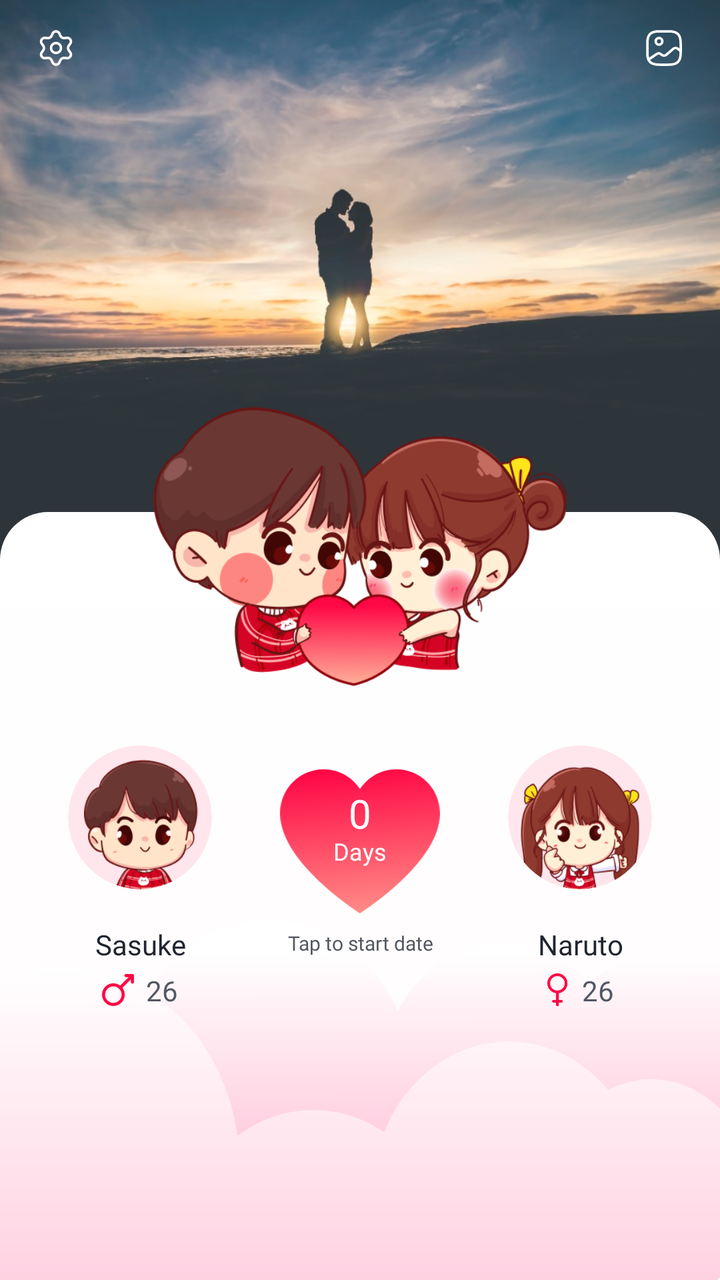
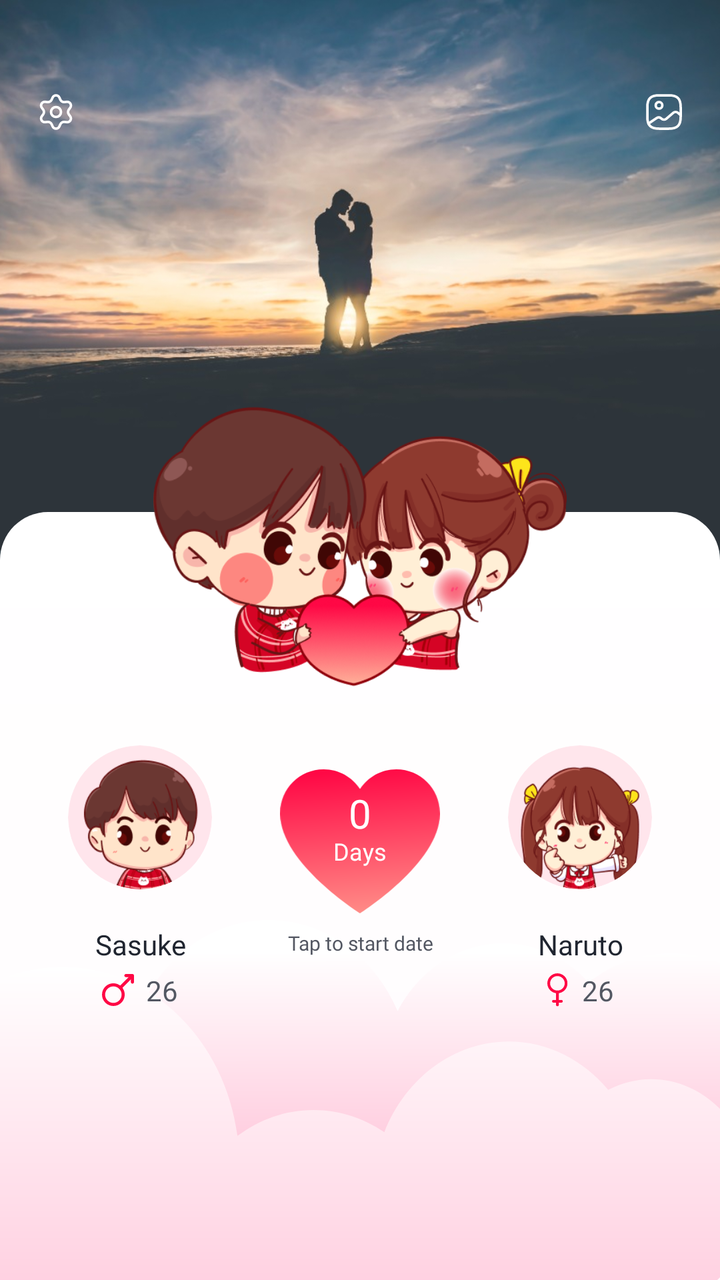

The first picture is an Android layout as it rendered before a commit; the second is the same layout after the commit. The layout source and the unified diff follow.
<!-- AndroidManifest.xml: application theme Theme.Lovetest -->
<!-- res/layout/fragment_home.xml -->
<?xml version="1.0" encoding="utf-8"?>
<androidx.constraintlayout.widget.ConstraintLayout xmlns:android="http://schemas.android.com/apk/res/android"
    xmlns:app="http://schemas.android.com/apk/res-auto"
    xmlns:tools="http://schemas.android.com/tools"
    android:id="@+id/homeRoot"
    android:layout_width="match_parent"
    android:layout_height="match_parent"
    android:background="#303E47"
    tools:context=".component.main.homefragment.HomeFragment">

    <androidx.constraintlayout.widget.Guideline
        android:id="@+id/headerBottom"
        android:layout_width="wrap_content"
        android:layout_height="wrap_content"
        android:orientation="horizontal"
        app:layout_constraintGuide_percent="0.43" />

    <androidx.constraintlayout.widget.Guideline
        android:id="@+id/cardTop"
        android:layout_width="wrap_content"
        android:layout_height="wrap_content"
        android:orientation="horizontal"
        app:layout_constraintGuide_percent="0.40" />

    <androidx.constraintlayout.widget.Guideline
        android:id="@+id/coupleTop"
        android:layout_width="wrap_content"
        android:layout_height="wrap_content"
        android:orientation="horizontal"
        app:layout_constraintGuide_percent="0.29" />

    <androidx.constraintlayout.widget.Guideline
        android:id="@+id/profilesTop"
        android:layout_width="wrap_content"
        android:layout_height="wrap_content"
        android:orientation="horizontal"
        app:layout_constraintGuide_percent="0.57" />

    <ImageView
        android:id="@+id/imgBackground"
        android:layout_width="0dp"
        android:layout_height="0dp"
        android:importantForAccessibility="no"
        android:scaleType="centerCrop"
        android:src="@drawable/default1"
        app:layout_constraintTop_toTopOf="parent"
        app:layout_constraintBottom_toTopOf="@id/headerBottom"
        app:layout_constraintStart_toStartOf="parent"
        app:layout_constraintEnd_toEndOf="parent" />

    <LinearLayout
        android:id="@+id/headerActions"
        android:layout_width="0dp"
        android:layout_height="48dp"
        android:layout_marginHorizontal="4dp"
        android:gravity="center_vertical"
        android:orientation="horizontal"
        app:layout_constraintTop_toTopOf="parent"
        app:layout_constraintStart_toStartOf="parent"
        app:layout_constraintEnd_toEndOf="parent">

        <androidx.appcompat.widget.AppCompatImageButton
            android:id="@+id/btnSettings"
            android:layout_width="48dp"
            android:layout_height="48dp"
            android:background="?attr/selectableItemBackgroundBorderless"
            android:contentDescription="@string/home_settings"
            android:padding="14dp"
            android:src="@drawable/setting"
            app:tint="@color/white" />

        <Space
            android:layout_width="0dp"
            android:layout_height="1dp"
            android:layout_weight="1" />

        <androidx.appcompat.widget.AppCompatImageButton
            android:id="@+id/btnChangeBackground"
            android:layout_width="48dp"
            android:layout_height="48dp"
            android:background="?attr/selectableItemBackgroundBorderless"
            android:contentDescription="@string/home_change_background"
            android:padding="14dp"
            android:src="@drawable/photo"
            app:tint="@color/white" />
    </LinearLayout>

    <View
        android:id="@+id/homeCard"
        android:layout_width="0dp"
        android:layout_height="0dp"
        android:background="@drawable/background_home_card"
        app:layout_constraintTop_toTopOf="@id/cardTop"
        app:layout_constraintBottom_toBottomOf="parent"
        app:layout_constraintStart_toStartOf="parent"
        app:layout_constraintEnd_toEndOf="parent" />

    <ImageView
        android:id="@+id/imgBottomWaves"
        android:layout_width="0dp"
        android:layout_height="180dp"
        android:importantForAccessibility="no"
        android:scaleType="fitXY"
        android:src="@drawable/background_home_waves"
        app:layout_constraintBottom_toBottomOf="parent"
        app:layout_constraintStart_toStartOf="parent"
        app:layout_constraintEnd_toEndOf="parent" />

    <ImageView
        android:id="@+id/imgCouple"
        android:layout_width="0dp"
        android:layout_height="0dp"
        android:layout_marginHorizontal="40dp"
        android:layout_marginBottom="20dp"
        android:importantForAccessibility="no"
        android:scaleType="fitCenter"
        android:src="@drawable/home1"
        app:layout_constraintTop_toTopOf="@id/coupleTop"
        app:layout_constraintBottom_toTopOf="@id/profilesTop"
        app:layout_constraintStart_toStartOf="parent"
        app:layout_constraintEnd_toEndOf="parent" />

    <LinearLayout
        android:id="@+id/coupleProfiles"
        android:layout_width="0dp"
        android:layout_height="wrap_content"
        android:layout_marginHorizontal="12dp"
        android:gravity="top"
        android:orientation="horizontal"
        app:layout_constraintTop_toTopOf="@id/profilesTop"
        app:layout_constraintStart_toStartOf="parent"
        app:layout_constraintEnd_toEndOf="parent">

        <LinearLayout
            android:id="@+id/profileBoy"
            android:layout_width="0dp"
            android:layout_height="wrap_content"
            android:layout_weight="1"
            android:gravity="center_horizontal"
            android:orientation="vertical">

            <com.google.android.material.imageview.ShapeableImageView
                android:id="@+id/imgBoy"
                android:clipToOutline="true"
                android:layout_width="88dp"
                android:layout_height="88dp"
                android:contentDescription="@string/home_your_avatar"
                android:padding="8dp"
                android:scaleType="centerCrop"
                app:shapeAppearanceOverlay="@style/ShapeAppearanceOverlay.Lovetest.CircleAvatar"
                android:src="@drawable/boy1" />

            <TextView
                android:id="@+id/tvBoyName"
                android:layout_width="match_parent"
                android:layout_height="wrap_content"
                android:layout_marginTop="10dp"
                android:ellipsize="end"
                android:fontFamily="@font/plusjakartasans_regular"
                android:gravity="center"
                android:maxLines="1"
                android:text="@string/home_boy_name"
                android:textColor="@color/splash_title"
                android:textSize="14sp" />

            <LinearLayout
                android:layout_width="wrap_content"
                android:layout_height="wrap_content"
                android:layout_marginTop="4dp"
                android:gravity="center_vertical"
                android:orientation="horizontal">

                <ImageView
                    android:id="@+id/imgBoyGender"
                    android:layout_width="16dp"
                    android:layout_height="16dp"
                    android:contentDescription="@string/home_male"
                    android:src="@drawable/boy" />

                <TextView
                    android:id="@+id/tvBoyAge"
                    android:layout_width="wrap_content"
                    android:layout_height="wrap_content"
                    android:layout_marginStart="6dp"
                    android:fontFamily="@font/plusjakartasans_regular"
                    android:text="@string/home_default_age"
                    android:textColor="@color/splash_notice"
                    android:textSize="14sp" />
            </LinearLayout>
        </LinearLayout>

        <LinearLayout
            android:layout_width="104dp"
            android:layout_height="wrap_content"
            android:layout_marginTop="20dp"
            android:gravity="center_horizontal"
            android:orientation="vertical">

            <FrameLayout
                android:id="@+id/btnStartDate"
                android:layout_width="80dp"
                android:layout_height="72dp"
                android:background="?attr/selectableItemBackgroundBorderless"
                android:clickable="true"
                android:contentDescription="@string/home_choose_start_date"
                android:focusable="true">

                <ImageView
                    android:layout_width="match_parent"
                    android:layout_height="match_parent"
                    android:importantForAccessibility="no"
                    android:scaleType="fitCenter"
                    android:src="@drawable/heart1" />

                <LinearLayout
                    android:layout_width="match_parent"
                    android:layout_height="wrap_content"
                    android:layout_gravity="center"
                    android:layout_marginBottom="6dp"
                    android:gravity="center"
                    android:orientation="vertical">

                    <TextView
                        android:id="@+id/tvDayCount"
                        android:layout_width="wrap_content"
                        android:layout_height="wrap_content"
                        android:fontFamily="@font/plusjakartasans_semibold"
                        android:includeFontPadding="false"
                        android:text="@string/home_zero_days"
                        android:textColor="@color/white"
                        android:textSize="20sp" />

                    <TextView
                        android:layout_width="wrap_content"
                        android:layout_height="wrap_content"
                        android:fontFamily="@font/plusjakartasans_regular"
                        android:includeFontPadding="false"
                        android:text="@string/home_days"
                        android:textColor="@color/white"
                        android:textSize="12sp" />
                </LinearLayout>
            </FrameLayout>

            <TextView
                android:layout_width="match_parent"
                android:layout_height="wrap_content"
                android:layout_marginTop="8dp"
                android:fontFamily="@font/plusjakartasans_regular"
                android:gravity="center"
                android:text="@string/home_start_date_hint"
                android:textColor="@color/splash_notice"
                android:textSize="10sp" />
        </LinearLayout>

        <LinearLayout
            android:id="@+id/profileGirl"
            android:layout_width="0dp"
            android:layout_height="wrap_content"
            android:layout_weight="1"
            android:gravity="center_horizontal"
            android:orientation="vertical">

            <com.google.android.material.imageview.ShapeableImageView
                android:id="@+id/imgGirl"
                android:clipToOutline="true"
                android:layout_width="88dp"
                android:layout_height="88dp"
                android:contentDescription="@string/home_partner_avatar"
                android:padding="8dp"
                android:scaleType="centerCrop"
                app:shapeAppearanceOverlay="@style/ShapeAppearanceOverlay.Lovetest.CircleAvatar"
                android:src="@drawable/girl1" />

            <TextView
                android:id="@+id/tvGirlName"
                android:layout_width="match_parent"
                android:layout_height="wrap_content"
                android:layout_marginTop="10dp"
                android:ellipsize="end"
                android:fontFamily="@font/plusjakartasans_regular"
                android:gravity="center"
                android:maxLines="1"
                android:text="@string/home_girl_name"
                android:textColor="@color/splash_title"
                android:textSize="14sp" />

            <LinearLayout
                android:layout_width="wrap_content"
                android:layout_height="wrap_content"
                android:layout_marginTop="4dp"
                android:gravity="center_vertical"
                android:orientation="horizontal">

                <ImageView
                    android:id="@+id/imgGirlGender"
                    android:layout_width="12dp"
                    android:layout_height="17dp"
                    android:contentDescription="@string/home_female"
                    android:src="@drawable/girl" />

                <TextView
                    android:id="@+id/tvGirlAge"
                    android:layout_width="wrap_content"
                    android:layout_height="wrap_content"
                    android:layout_marginStart="6dp"
                    android:fontFamily="@font/plusjakartasans_regular"
                    android:text="@string/home_default_age"
                    android:textColor="@color/splash_notice"
                    android:textSize="14sp" />
            </LinearLayout>
        </LinearLayout>
    </LinearLayout>

</androidx.constraintlayout.widget.ConstraintLayout>
<!-- resources referenced by this layout -->
<resources>
  <color name="splash_notice">#535762</color>
  <color name="splash_title">#202530</color>
  <color name="white">#FFFFFFFF</color>
  <!-- drawable background_home_card (drawable) -->
  <?xml version="1.0" encoding="utf-8"?>
  <shape xmlns:android="http://schemas.android.com/apk/res/android">
      <corners android:topLeftRadius="24dp" android:topRightRadius="24dp" />
      <gradient android:angle="270" android:startColor="#FFFFFF" android:endColor="#FFFBFD" />
  </shape>
  <!-- drawable heart1 (drawable) -->
  <vector xmlns:android="http://schemas.android.com/apk/res/android"
      xmlns:aapt="http://schemas.android.com/aapt"
      android:width="72dp"
      android:height="65dp"
      android:viewportWidth="72"
      android:viewportHeight="65">
    <path
        android:pathData="M71.981,19.438C71.981,8.705 63.227,0 52.422,0C45.536,0 39.481,3.544 36,8.891C32.514,3.544 26.464,0 19.578,0C8.773,0 0.018,8.705 0.018,19.438C-0.939,41.705 36,64.992 36,64.992C36,64.992 72.944,41.705 71.981,19.438Z">
      <aapt:attr name="android:fillColor">
        <gradient
            android:startX="35.998"
            android:startY="0"
            android:endX="43.313"
            android:endY="82.35"
            android:type="linear">
          <item android:offset="0" android:color="#FFFF0845"/>
          <item android:offset="1" android:color="#FFFFB099"/>
        </gradient>
      </aapt:attr>
    </path>
  </vector>
  <!-- drawable photo (drawable) -->
  <vector xmlns:android="http://schemas.android.com/apk/res/android"
      android:width="24dp"
      android:height="24dp"
      android:viewportWidth="24"
      android:viewportHeight="24">
    <path
        android:pathData="M9,22H15C20,22 22,20 22,15V9C22,4 20,2 15,2H9C4,2 2,4 2,9V15C2,20 4,22 9,22Z"
        android:strokeLineJoin="round"
        android:strokeWidth="1.5"
        android:fillColor="#00000000"
        android:strokeColor="#ffffff"
        android:strokeLineCap="round"/>
    <path
        android:pathData="M11,8C11,9.105 10.105,10 9,10C7.895,10 7,9.105 7,8C7,6.895 7.895,6 9,6C10.105,6 11,6.895 11,8Z"
        android:strokeLineJoin="round"
        android:strokeWidth="1.5"
        android:fillColor="#00000000"
        android:strokeColor="#ffffff"
        android:strokeLineCap="round"/>
    <path
        android:pathData="M2.67,18.95L7.6,15.64C8.39,15.11 9.53,15.17 10.24,15.78L10.57,16.07C11.35,16.74 12.61,16.74 13.39,16.07L17.55,12.5C18.33,11.83 19.59,11.83 20.37,12.5L22,13.9"
        android:strokeLineJoin="round"
        android:strokeWidth="1.5"
        android:fillColor="#00000000"
        android:strokeColor="#ffffff"
        android:strokeLineCap="round"/>
  </vector>
  <string name="home_boy_name">Sasuke</string>
  <string name="home_change_background">Change background photo</string>
  <string name="home_choose_start_date">Choose your relationship start date</string>
  <string name="home_days">Days</string>
  <string name="home_default_age">26</string>
  <string name="home_female">Female</string>
  <string name="home_girl_name">Naruto</string>
  <string name="home_male">Male</string>
  <string name="home_partner_avatar">Your partner’s avatar</string>
  <string name="home_settings">Settings</string>
  <string name="home_start_date_hint">Tap to start date</string>
  <string name="home_your_avatar">Your avatar</string>
  <string name="home_zero_days">0</string>
  <style name="ShapeAppearanceOverlay.Lovetest.CircleAvatar" parent="">
          <item name="cornerFamily">rounded</item>
          <item name="cornerSize">50%</item>
      </style>
  <style name="Theme.Lovetest" parent="android:Theme.Material.Light.NoActionBar" />
  <!-- unchanged entries left out for length: 8 -->
</resources>

<!-- the commit's change to res/layout/fragment_home.xml (unified diff, before → after) -->
@@ -52,6 +52,7 @@
         android:id="@+id/headerActions"
         android:layout_width="0dp"
         android:layout_height="48dp"
+        android:layout_marginTop="32dp"
         android:layout_marginHorizontal="4dp"
         android:gravity="center_vertical"
         android:orientation="horizontal"
